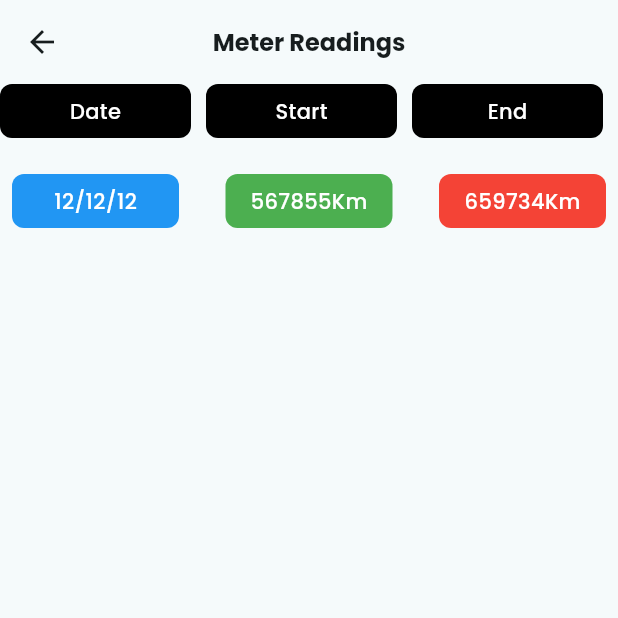
After one commit to Chinmayverma1602/Celex_Rider, a Flutter app: the MeterRedings screen opened directly, on a phone screen of 412 x 824 dp, the top half of it. The commit adds this screen. Run offline on Flutter 3.47's test engine with Material 3 defaults, Android fonts, the phone set to English and light mode, and no system bars; our stand-ins replace google_fonts; missing offline and left inert: flutter_barcode_scanner.

Commit message:
changes made

```diff
--- /dev/null
+++ b/celexapp/lib/Meter_reading.dart
@@ -0,0 +1,165 @@
+import 'package:flutter/material.dart';
+import 'package:google_fonts/google_fonts.dart';
+
+class MeterRedings extends StatefulWidget {
+  const MeterRedings({Key? key}) : super(key: key);
+
+  @override
+  State<MeterRedings> createState() => _MeterRedingsState();
+}
+
+class _MeterRedingsState extends State<MeterRedings> {
+  @override
+  Widget build(BuildContext context) {
+    return Scaffold(
+      appBar: AppBar(
+        title: Text(
+          "Meter Readings",
+          style: GoogleFonts.poppins(fontSize: 16, fontWeight: FontWeight.bold),
+        ),
+        centerTitle: true,
+      ),
+      body: Column(
+        children: [
+          Row(
+            mainAxisAlignment: MainAxisAlignment.spaceEvenly,
+            children: [
+              Expanded(
+                child: Container(
+                  decoration: BoxDecoration(
+                    borderRadius: BorderRadius.circular(8),
+                    color: Colors.black,
+                  ),
+                  padding: EdgeInsets.all(8),
+                  alignment: Alignment.center,
+                  child: Text(
+                    'Date',
+                    style: GoogleFonts.poppins(
+                        fontSize: 14,
+                        fontWeight: FontWeight.w500,
+                        color: Colors.white),
+                  ),
+                ),
+              ),
+              SizedBox(
+                width: 10,
+              ),
+              Expanded(
+                child: Container(
+                  decoration: BoxDecoration(
+                    borderRadius: BorderRadius.circular(8),
+                    color: Colors.black,
+                  ),
+                  padding: EdgeInsets.all(8),
+                  alignment: Alignment.center,
+                  child: Text(
+                    "Start",
+                    style: GoogleFonts.poppins(
+                        fontSize: 14,
+                        fontWeight: FontWeight.w500,
+                        color: Colors.white),
+                  ),
+                ),
+              ),
+              SizedBox(
+                width: 10,
+              ),
+              Expanded(
+                child: Container(
+                  decoration: BoxDecoration(
+                    borderRadius: BorderRadius.circular(8),
+                    color: Colors.black,
+                  ),
+                  padding: EdgeInsets.all(8),
+                  alignment: Alignment.center,
+                  child: Text(
+                    "End",
+                    style: GoogleFonts.poppins(
+                        fontSize: 14,
+                        fontWeight: FontWeight.w500,
+                        color: Colors.white),
+                  ),
+                ),
+              ),
+              SizedBox(
+                width: 10,
+              )
+            ],
+          ),
+          SizedBox(height: 16), // Spacer between header and colored containers
+          Row(
+            mainAxisAlignment: MainAxisAlignment.spaceEvenly,
+            children: [
+              Expanded(
+                child: Padding(
+                  padding: const EdgeInsets.all(8.0),
+                  child: Container(
+                    decoration: BoxDecoration(
+                      borderRadius: BorderRadius.circular(8),
+                      color: Colors.blue, // Change color as desired
+                    ),
+                    padding: EdgeInsets.all(8),
+                    alignment: Alignment.center,
+                    child: Text(
+                      '12/12/12',
+                      style: GoogleFonts.poppins(
+                          fontSize: 14,
+                          fontWeight: FontWeight.w500,
+                          color: Colors.white),
+                    ),
+                  ),
+                ),
+              ),
+              SizedBox(
+                width: 15,
+              ),
+              Expanded(
+                child: Padding(
+                  padding: const EdgeInsets.all(8.0),
+                  child: Container(
+                    decoration: BoxDecoration(
+                      borderRadius: BorderRadius.circular(8),
+                      color: Colors.green, // Change color as desired
+                    ),
+                    padding: EdgeInsets.all(8),
+                    alignment: Alignment.center,
+                    child: Text(
+                      "567855Km",
+                      style: GoogleFonts.poppins(
+                          fontSize: 14,
+                          fontWeight: FontWeight.w500,
+                          color: Colors.white),
+                    ),
+                  ),
+                ),
+              ),
+              SizedBox(
+                width: 15,
+              ),
+              Expanded(
+                child: Padding(
+                  padding: const EdgeInsets.all(8.0),
+                  child: Container(
+                    decoration: BoxDecoration(
+                      borderRadius: BorderRadius.circular(8),
+                      color: Colors.red, // Change color as desired
+                    ),
+                    padding: EdgeInsets.all(8),
+                    alignment: Alignment.center,
+                    child: Text(
+                      "659734Km",
+                      style: GoogleFonts.poppins(
+                          fontSize: 14,
+                          fontWeight: FontWeight.w500,
+                          color: Colors.white),
+                    ),
+                  ),
+                ),
+              ),
+            ],
+          ),
+        ],
+      ),
+    );
+  }
+}
--- a/celexapp/lib/barcode_scanner.dart
+++ b/celexapp/lib/barcode_scanner.dart
@@ -42,8 +42,7 @@ class _BarcodeScannerScreenState extends State<BarcodeScannerScreen> {
       });
 
       // Handle barcode validation here (compare with widget.shipmentId)
-      if (widget.shipmentId != null &&
-          barcode.toLowerCase() == widget.shipmentId.toLowerCase()) {
+      if (barcode.toLowerCase() == widget.shipmentId.toLowerCase()) {
         // Barcode matched, send back result to previous screen
         Navigator.pop(context, barcode);
       } else {
--- a/celexapp/lib/history.dart
+++ b/celexapp/lib/history.dart
@@ -205,14 +205,6 @@ class _HistoryState extends State<History> {
                             ],
                           ),
                           SizedBox(height: 5),
-                          /*   Text(
-                            'Dropoff Location: 289, ShantiPally, KASBA Kolkata 700107', // Adjusted text here
-                            style: GoogleFonts.poppins(
-                              fontSize: 15, // Larger font size for name
-                              fontWeight: FontWeight.w600, // Bold weight
-                              //  color: Colors.blue, // Blue color
-                            ),
-                          ), */
                           Row(
                             crossAxisAlignment: CrossAxisAlignment.start,
                             children: [
--- a/celexapp/lib/homepage.dart
+++ b/celexapp/lib/homepage.dart
@@ -1,3 +1,4 @@
+import 'package:celexapp/Meter_reading.dart';
 import 'package:celexapp/Profile/profile_details.dart';
 import 'package:celexapp/Trip_details.dart';
 import 'package:celexapp/barcode_scanner.dart';
@@ -212,7 +213,8 @@ class _HomePageState extends State<HomePage>
                   ),
                 ),
                 onTap: () {
-                  Navigator.of(context).pop();
+                  Navigator.of(context).push(
+                      MaterialPageRoute(builder: (context) => MeterRedings()));
                 },
               ),
               Divider(
@@ -314,7 +316,7 @@ class HomePageScreen extends StatelessWidget {
                             fontWeight: FontWeight.w700,
                           ),
                         ),
-                        SizedBox(
+                        const SizedBox(
                           height: 10,
                         ),
                         Row(
--- a/celexapp/lib/on_the_way_screen.dart
+++ b/celexapp/lib/on_the_way_screen.dart
@@ -6,7 +6,7 @@ class OnTheWayScreen extends StatelessWidget {
   Widget build(BuildContext context) {
     return Center(
       child: Text(
-        'No orders on the way.',
+        'No oders are on the way',
         style: GoogleFonts.poppins(
           fontSize: 16,
           fontWeight: FontWeight.bold,
```
